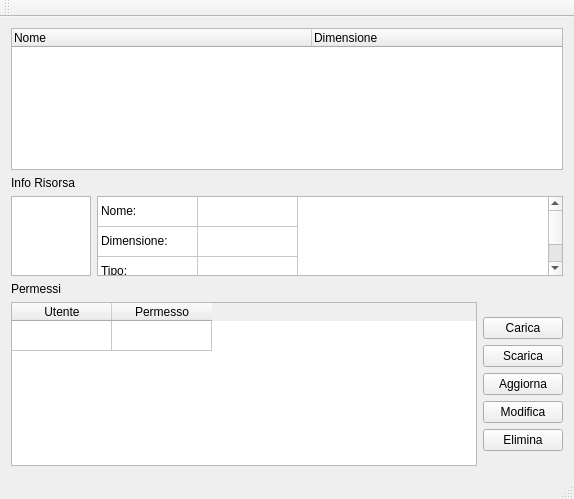
Above: KCloud/GraphicClient/GuiClient.ui from milazzo-g/KCloud before the change. Below: the same form after it.
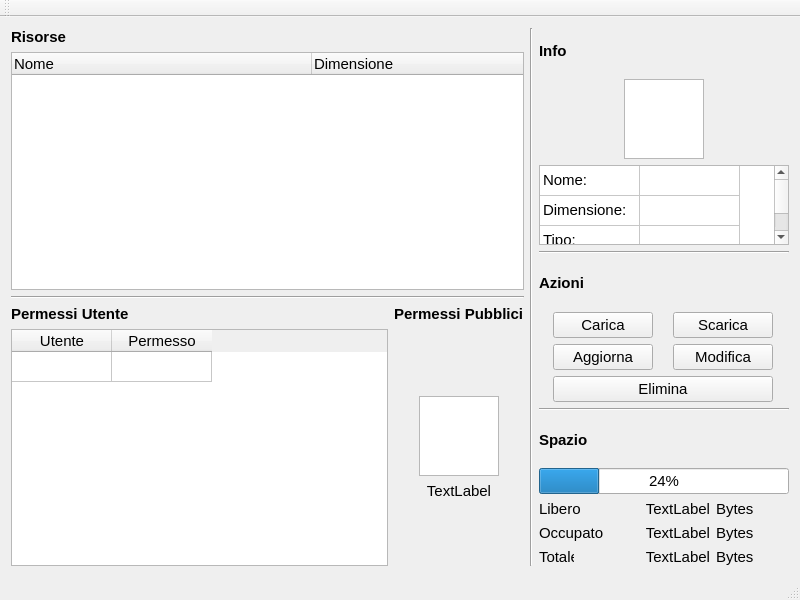
That is the form after the change. Icons and pictures are not drawn.

```diff
--- a/KCloud/GraphicClient/GuiClient.ui
+++ b/KCloud/GraphicClient/GuiClient.ui
@@ -6,13 +6,25 @@
    <rect>
     <x>0</x>
     <y>0</y>
-    <width>574</width>
-    <height>499</height>
+    <width>800</width>
+    <height>600</height>
    </rect>
   </property>
+  <property name="minimumSize">
+   <size>
+    <width>800</width>
+    <height>600</height>
+   </size>
+  </property>
+  <property name="maximumSize">
+   <size>
+    <width>800</width>
+    <height>600</height>
+   </size>
+  </property>
   <property name="font">
    <font>
-    <pointsize>9</pointsize>
+    <pointsize>11</pointsize>
    </font>
   </property>
   <property name="windowTitle">
@@ -23,8 +35,25 @@
     <normaloff>:/applicationIcons/applicationIcons/kcloud_64x64.png</normaloff>:/applicationIcons/applicationIcons/kcloud_64x64.png</iconset>
   </property>
   <widget class="QWidget" name="centralWidget">
+   <layout class="QHBoxLayout" name="horizontalLayout_5">
+    <item>
    <layout class="QVBoxLayout" name="verticalLayout_2">
     <item>
+       <layout class="QVBoxLayout" name="verticalLayout_7">
+        <item>
+         <widget class="QLabel" name="label_13">
+          <property name="font">
+           <font>
+            <weight>75</weight>
+            <bold>true</bold>
+           </font>
+          </property>
+          <property name="text">
+           <string>Risorse</string>
+          </property>
+         </widget>
+        </item>
+        <item>
      <widget class="QTreeWidget" name="mainTreeWidget">
       <property name="columnCount">
        <number>2</number>
@@ -44,15 +73,233 @@
       </column>
      </widget>
     </item>
+       </layout>
+      </item>
     <item>
-     <widget class="QLabel" name="label">
+       <widget class="Line" name="line_2">
+        <property name="orientation">
+         <enum>Qt::Horizontal</enum>
+        </property>
+       </widget>
+      </item>
+      <item>
+       <layout class="QHBoxLayout" name="horizontalLayout_2">
+        <item>
+         <layout class="QVBoxLayout" name="verticalLayout_6">
+          <item>
+           <widget class="QLabel" name="label_2">
+            <property name="font">
+             <font>
+              <weight>75</weight>
+              <bold>true</bold>
+             </font>
+            </property>
       <property name="text">
-       <string>Info Risorsa</string>
+             <string>Permessi Utente</string>
+            </property>
+           </widget>
+          </item>
+          <item>
+           <widget class="QTableWidget" name="permissionTable">
+            <attribute name="horizontalHeaderDefaultSectionSize">
+             <number>100</number>
+            </attribute>
+            <attribute name="verticalHeaderVisible">
+             <bool>false</bool>
+            </attribute>
+            <row>
+             <property name="text">
+              <string>New Row</string>
+             </property>
+            </row>
+            <column>
+             <property name="text">
+              <string>Utente</string>
+             </property>
+            </column>
+            <column>
+             <property name="text">
+              <string>Permesso</string>
+             </property>
+            </column>
+           </widget>
+          </item>
+         </layout>
+        </item>
+        <item>
+         <layout class="QVBoxLayout" name="verticalLayout_4">
+          <item>
+           <widget class="QLabel" name="label_12">
+            <property name="font">
+             <font>
+              <weight>75</weight>
+              <bold>true</bold>
+             </font>
+            </property>
+            <property name="text">
+             <string>Permessi Pubblici</string>
+            </property>
+           </widget>
+          </item>
+          <item>
+           <layout class="QVBoxLayout" name="verticalLayout_3">
+            <item>
+             <spacer name="verticalSpacer_2">
+              <property name="orientation">
+               <enum>Qt::Vertical</enum>
+              </property>
+              <property name="sizeHint" stdset="0">
+               <size>
+                <width>20</width>
+                <height>40</height>
+               </size>
+              </property>
+             </spacer>
+            </item>
+            <item>
+             <layout class="QHBoxLayout" name="horizontalLayout_4">
+              <item>
+               <spacer name="horizontalSpacer_3">
+                <property name="orientation">
+                 <enum>Qt::Horizontal</enum>
+                </property>
+                <property name="sizeType">
+                 <enum>QSizePolicy::Fixed</enum>
+                </property>
+                <property name="sizeHint" stdset="0">
+                 <size>
+                  <width>20</width>
+                  <height>20</height>
+                 </size>
+                </property>
+               </spacer>
+              </item>
+              <item>
+               <widget class="QGraphicsView" name="graphicsView_2">
+                <property name="sizePolicy">
+                 <sizepolicy hsizetype="Fixed" vsizetype="Fixed">
+                  <horstretch>0</horstretch>
+                  <verstretch>0</verstretch>
+                 </sizepolicy>
+                </property>
+                <property name="minimumSize">
+                 <size>
+                  <width>80</width>
+                  <height>80</height>
+                 </size>
+                </property>
+                <property name="maximumSize">
+                 <size>
+                  <width>80</width>
+                  <height>80</height>
+                 </size>
+                </property>
+               </widget>
+              </item>
+              <item>
+               <spacer name="horizontalSpacer_4">
+                <property name="orientation">
+                 <enum>Qt::Horizontal</enum>
+                </property>
+                <property name="sizeType">
+                 <enum>QSizePolicy::Fixed</enum>
+                </property>
+                <property name="sizeHint" stdset="0">
+                 <size>
+                  <width>20</width>
+                  <height>20</height>
+                 </size>
+                </property>
+               </spacer>
+              </item>
+             </layout>
+            </item>
+            <item>
+             <widget class="QLabel" name="publicPerm">
+              <property name="text">
+               <string>TextLabel</string>
+              </property>
+              <property name="alignment">
+               <set>Qt::AlignCenter</set>
+              </property>
+             </widget>
+            </item>
+            <item>
+             <spacer name="verticalSpacer">
+              <property name="orientation">
+               <enum>Qt::Vertical</enum>
+              </property>
+              <property name="sizeHint" stdset="0">
+               <size>
+                <width>20</width>
+                <height>40</height>
+               </size>
+              </property>
+             </spacer>
+            </item>
+           </layout>
+          </item>
+         </layout>
+        </item>
+       </layout>
+      </item>
+     </layout>
+    </item>
+    <item>
+     <widget class="Line" name="line">
+      <property name="orientation">
+       <enum>Qt::Vertical</enum>
+      </property>
+     </widget>
+    </item>
+    <item>
+     <layout class="QVBoxLayout" name="verticalLayout">
+      <property name="sizeConstraint">
+       <enum>QLayout::SetMinimumSize</enum>
+      </property>
+      <item>
+       <widget class="QLabel" name="label_3">
+        <property name="sizePolicy">
+         <sizepolicy hsizetype="Fixed" vsizetype="Preferred">
+          <horstretch>0</horstretch>
+          <verstretch>0</verstretch>
+         </sizepolicy>
+        </property>
+        <property name="minimumSize">
+         <size>
+          <width>250</width>
+          <height>0</height>
+         </size>
+        </property>
+        <property name="font">
+         <font>
+          <weight>75</weight>
+          <bold>true</bold>
+         </font>
+        </property>
+        <property name="text">
+         <string>Info</string>
       </property>
      </widget>
     </item>
     <item>
      <layout class="QHBoxLayout" name="horizontalLayout">
+        <item>
+         <spacer name="horizontalSpacer">
+          <property name="orientation">
+           <enum>Qt::Horizontal</enum>
+          </property>
+          <property name="sizeType">
+           <enum>QSizePolicy::Fixed</enum>
+          </property>
+          <property name="sizeHint" stdset="0">
+           <size>
+            <width>40</width>
+            <height>20</height>
+           </size>
+          </property>
+         </spacer>
+        </item>
       <item>
        <widget class="QGraphicsView" name="graphicsView">
         <property name="sizePolicy">
@@ -82,9 +329,29 @@
        </widget>
       </item>
       <item>
+         <spacer name="horizontalSpacer_2">
+          <property name="orientation">
+           <enum>Qt::Horizontal</enum>
+          </property>
+          <property name="sizeType">
+           <enum>QSizePolicy::Fixed</enum>
+          </property>
+          <property name="sizeHint" stdset="0">
+           <size>
+            <width>40</width>
+            <height>20</height>
+           </size>
+          </property>
+         </spacer>
+        </item>
+       </layout>
+      </item>
+      <item>
+       <layout class="QHBoxLayout" name="horizontalLayout_3">
+        <item>
        <widget class="QTableWidget" name="resourceInfoTable">
         <property name="sizePolicy">
-         <sizepolicy hsizetype="Expanding" vsizetype="Fixed">
+           <sizepolicy hsizetype="Fixed" vsizetype="Fixed">
           <horstretch>0</horstretch>
           <verstretch>0</verstretch>
          </sizepolicy>
@@ -97,7 +364,7 @@
         </property>
         <property name="maximumSize">
          <size>
-          <width>65535</width>
+            <width>250</width>
           <height>80</height>
          </size>
         </property>
@@ -200,101 +467,302 @@
      </layout>
     </item>
     <item>
-     <widget class="QLabel" name="label_2">
-      <property name="text">
-       <string>Permessi</string>
-      </property>
-     </widget>
-    </item>
-    <item>
-     <layout class="QHBoxLayout" name="horizontalLayout_2">
-      <item>
-       <widget class="QTableWidget" name="permissionTable">
-        <attribute name="horizontalHeaderDefaultSectionSize">
-         <number>100</number>
-        </attribute>
-        <attribute name="verticalHeaderVisible">
-         <bool>false</bool>
-        </attribute>
-        <row>
-         <property name="text">
-          <string>New Row</string>
-         </property>
-        </row>
-        <column>
-         <property name="text">
-          <string>Utente</string>
-         </property>
-        </column>
-        <column>
-         <property name="text">
-          <string>Permesso</string>
-         </property>
-        </column>
-       </widget>
-      </item>
-      <item>
-       <layout class="QVBoxLayout" name="verticalLayout">
-        <item>
-         <spacer name="verticalSpacer">
+       <widget class="Line" name="line_4">
           <property name="orientation">
-           <enum>Qt::Vertical</enum>
-          </property>
-          <property name="sizeHint" stdset="0">
-           <size>
-            <width>20</width>
-            <height>40</height>
-           </size>
-          </property>
-         </spacer>
-        </item>
-        <item>
-         <widget class="QPushButton" name="uploadButton">
-          <property name="text">
-           <string>Carica</string>
-          </property>
+         <enum>Qt::Horizontal</enum>
+        </property>
          </widget>
         </item>
         <item>
-         <widget class="QPushButton" name="downloadButton">
+       <widget class="QLabel" name="label_17">
+        <property name="font">
+         <font>
+          <weight>75</weight>
+          <bold>true</bold>
+         </font>
+        </property>
           <property name="text">
-           <string>Scarica</string>
+         <string>Azioni</string>
           </property>
          </widget>
         </item>
         <item>
+       <layout class="QGridLayout" name="gridLayout_2">
+        <item row="1" column="0">
          <widget class="QPushButton" name="refreshBtn">
           <property name="text">
            <string>Aggiorna</string>
           </property>
          </widget>
         </item>
-        <item>
-         <widget class="QPushButton" name="modifyButton">
-          <property name="text">
-           <string>Modifica</string>
-          </property>
-         </widget>
-        </item>
-        <item>
+        <item row="2" column="0" colspan="2">
          <widget class="QPushButton" name="deleteButton">
           <property name="text">
            <string>Elimina</string>
           </property>
          </widget>
         </item>
+        <item row="1" column="1">
+         <widget class="QPushButton" name="modifyButton">
+          <property name="text">
+           <string>Modifica</string>
+          </property>
+         </widget>
+        </item>
+        <item row="0" column="0">
+         <widget class="QPushButton" name="uploadButton">
+          <property name="sizePolicy">
+           <sizepolicy hsizetype="Fixed" vsizetype="Fixed">
+            <horstretch>0</horstretch>
+            <verstretch>0</verstretch>
+           </sizepolicy>
+          </property>
+          <property name="minimumSize">
+           <size>
+            <width>100</width>
+            <height>0</height>
+           </size>
+          </property>
+          <property name="text">
+           <string>Carica</string>
+          </property>
+         </widget>
+        </item>
+        <item row="0" column="1">
+         <widget class="QPushButton" name="downloadButton">
+          <property name="sizePolicy">
+           <sizepolicy hsizetype="Fixed" vsizetype="Fixed">
+            <horstretch>0</horstretch>
+            <verstretch>0</verstretch>
+           </sizepolicy>
+          </property>
+          <property name="minimumSize">
+           <size>
+            <width>100</width>
+            <height>0</height>
+           </size>
+          </property>
+          <property name="text">
+           <string>Scarica</string>
+          </property>
+         </widget>
+        </item>
+       </layout>
+      </item>
         <item>
-         <spacer name="verticalSpacer_2">
+       <widget class="Line" name="line_3">
           <property name="orientation">
-           <enum>Qt::Vertical</enum>
-          </property>
-          <property name="sizeHint" stdset="0">
+         <enum>Qt::Horizontal</enum>
+        </property>
+       </widget>
+      </item>
+      <item>
+       <widget class="QLabel" name="label_5">
+        <property name="font">
+         <font>
+          <weight>75</weight>
+          <bold>true</bold>
+         </font>
+        </property>
+        <property name="text">
+         <string>Spazio</string>
+        </property>
+       </widget>
+      </item>
+      <item>
+       <widget class="QProgressBar" name="spaceBar">
+        <property name="sizePolicy">
+         <sizepolicy hsizetype="Fixed" vsizetype="Fixed">
+          <horstretch>0</horstretch>
+          <verstretch>0</verstretch>
+         </sizepolicy>
+        </property>
+        <property name="minimumSize">
            <size>
-            <width>20</width>
-            <height>40</height>
-           </size>
-          </property>
-         </spacer>
+          <width>250</width>
+          <height>0</height>
+         </size>
+        </property>
+        <property name="maximumSize">
+         <size>
+          <width>250</width>
+          <height>16777215</height>
+         </size>
+        </property>
+        <property name="value">
+         <number>24</number>
+        </property>
+       </widget>
+      </item>
+      <item>
+       <layout class="QGridLayout" name="gridLayout">
+        <item row="0" column="1">
+         <widget class="QLabel" name="freeSpace">
+          <property name="sizePolicy">
+           <sizepolicy hsizetype="Fixed" vsizetype="Preferred">
+            <horstretch>0</horstretch>
+            <verstretch>0</verstretch>
+           </sizepolicy>
+          </property>
+          <property name="minimumSize">
+           <size>
+            <width>100</width>
+            <height>15</height>
+           </size>
+          </property>
+          <property name="maximumSize">
+           <size>
+            <width>100</width>
+            <height>15</height>
+           </size>
+          </property>
+          <property name="text">
+           <string>TextLabel</string>
+          </property>
+          <property name="alignment">
+           <set>Qt::AlignRight|Qt::AlignTrailing|Qt::AlignVCenter</set>
+          </property>
+         </widget>
+        </item>
+        <item row="2" column="1">
+         <widget class="QLabel" name="totalSpace">
+          <property name="minimumSize">
+           <size>
+            <width>100</width>
+            <height>15</height>
+           </size>
+          </property>
+          <property name="maximumSize">
+           <size>
+            <width>100</width>
+            <height>15</height>
+           </size>
+          </property>
+          <property name="text">
+           <string>TextLabel</string>
+          </property>
+          <property name="alignment">
+           <set>Qt::AlignRight|Qt::AlignTrailing|Qt::AlignVCenter</set>
+          </property>
+         </widget>
+        </item>
+        <item row="1" column="1">
+         <widget class="QLabel" name="busySpace">
+          <property name="minimumSize">
+           <size>
+            <width>100</width>
+            <height>15</height>
+           </size>
+          </property>
+          <property name="maximumSize">
+           <size>
+            <width>100</width>
+            <height>15</height>
+           </size>
+          </property>
+          <property name="text">
+           <string>TextLabel</string>
+          </property>
+          <property name="alignment">
+           <set>Qt::AlignRight|Qt::AlignTrailing|Qt::AlignVCenter</set>
+          </property>
+         </widget>
+        </item>
+        <item row="0" column="0">
+         <widget class="QLabel" name="label_6">
+          <property name="sizePolicy">
+           <sizepolicy hsizetype="Fixed" vsizetype="Preferred">
+            <horstretch>0</horstretch>
+            <verstretch>0</verstretch>
+           </sizepolicy>
+          </property>
+          <property name="minimumSize">
+           <size>
+            <width>35</width>
+            <height>15</height>
+           </size>
+          </property>
+          <property name="text">
+           <string>Libero</string>
+          </property>
+         </widget>
+        </item>
+        <item row="1" column="0">
+         <widget class="QLabel" name="label_7">
+          <property name="minimumSize">
+           <size>
+            <width>35</width>
+            <height>15</height>
+           </size>
+          </property>
+          <property name="maximumSize">
+           <size>
+            <width>80</width>
+            <height>16777215</height>
+           </size>
+          </property>
+          <property name="text">
+           <string>Occupato</string>
+          </property>
+         </widget>
+        </item>
+        <item row="1" column="2">
+         <widget class="QLabel" name="label_15">
+          <property name="text">
+           <string>Bytes</string>
+          </property>
+         </widget>
+        </item>
+        <item row="2" column="0">
+         <widget class="QLabel" name="label_8">
+          <property name="minimumSize">
+           <size>
+            <width>35</width>
+            <height>15</height>
+           </size>
+          </property>
+          <property name="maximumSize">
+           <size>
+            <width>35</width>
+            <height>15</height>
+           </size>
+          </property>
+          <property name="text">
+           <string>Totale</string>
+          </property>
+         </widget>
+        </item>
+        <item row="2" column="2">
+         <widget class="QLabel" name="label_16">
+          <property name="text">
+           <string>Bytes</string>
+          </property>
+         </widget>
+        </item>
+        <item row="0" column="2">
+         <widget class="QLabel" name="label_14">
+          <property name="sizePolicy">
+           <sizepolicy hsizetype="Preferred" vsizetype="Preferred">
+            <horstretch>0</horstretch>
+            <verstretch>0</verstretch>
+           </sizepolicy>
+          </property>
+          <property name="minimumSize">
+           <size>
+            <width>0</width>
+            <height>0</height>
+           </size>
+          </property>
+          <property name="maximumSize">
+           <size>
+            <width>16777215</width>
+            <height>16777215</height>
+           </size>
+          </property>
+          <property name="text">
+           <string>Bytes</string>
+          </property>
+         </widget>
         </item>
        </layout>
       </item>
@@ -313,6 +781,11 @@
    </property>
   </widget>
   <widget class="QToolBar" name="mainToolBar">
+   <property name="font">
+    <font>
+     <pointsize>11</pointsize>
+    </font>
+   </property>
    <attribute name="toolBarArea">
     <enum>TopToolBarArea</enum>
    </attribute>
```
Left out of the diff: 4 changed lines with no effect on the pictures. Lines whose indentation alone changed are shown as unchanged.
